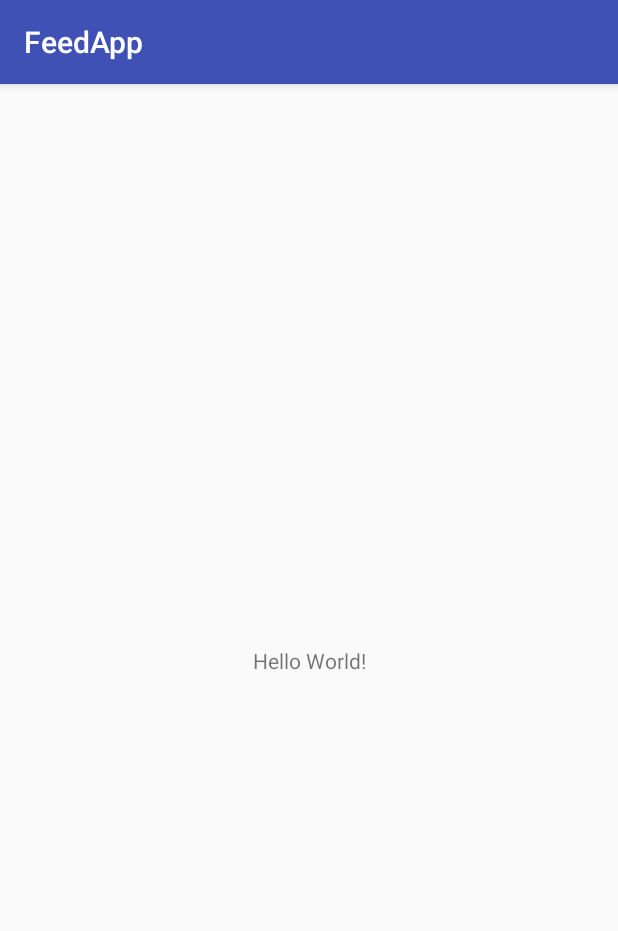
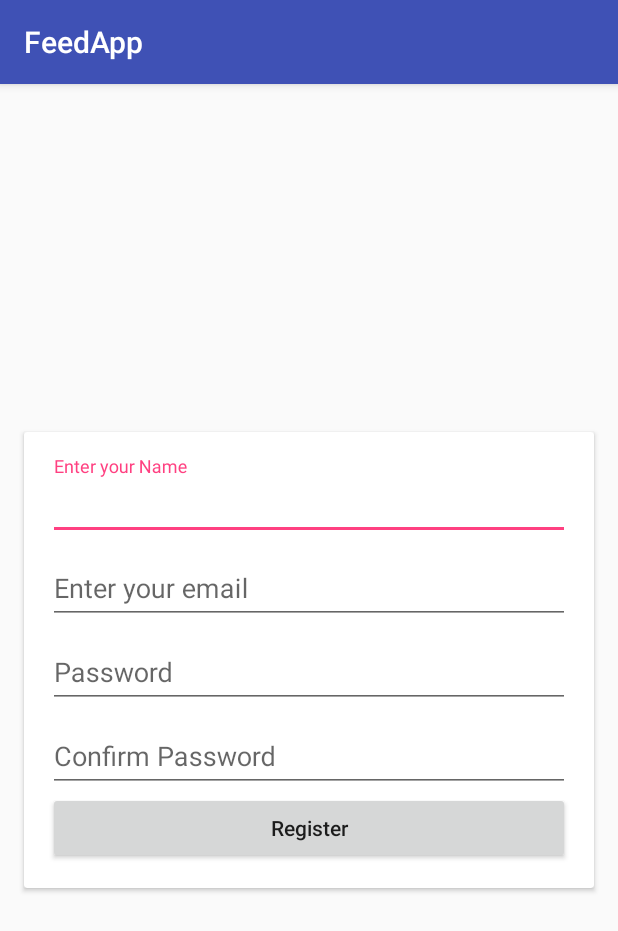
Before and after one commit to utsavstha/FeedApp, an Android app: the screen it shows after launch (SignUpActivity), on a phone screen of 412 x 824 dp. Shown: the top 931 px of the screen. Run offline under Robolectric (Android 15) with nearby library versions, the phone set to English and light mode, and no system bars.

Commit message:
Added layouts

```diff
--- a/app/src/main/res/layout/activity_sign_up.xml
+++ b/app/src/main/res/layout/activity_sign_up.xml
@@ -1,18 +1,88 @@
 <?xml version="1.0" encoding="utf-8"?>
-<android.support.constraint.ConstraintLayout xmlns:android="http://schemas.android.com/apk/res/android"
-    xmlns:app="http://schemas.android.com/apk/res-auto"
+<android.support.v7.widget.LinearLayoutCompat xmlns:android="http://schemas.android.com/apk/res/android"
     xmlns:tools="http://schemas.android.com/tools"
     android:layout_width="match_parent"
     android:layout_height="match_parent"
     tools:context="com.example.utsavstha.feedapp.screens.signUp.SignUpActivity">
 
-    <TextView
-        android:layout_width="wrap_content"
-        android:layout_height="wrap_content"
-        android:text="Hello World!"
-        app:layout_constraintBottom_toBottomOf="parent"
-        app:layout_constraintLeft_toLeftOf="parent"
-        app:layout_constraintRight_toRightOf="parent"
-        app:layout_constraintTop_toTopOf="parent" />
+    <android.support.v7.widget.CardView
+        android:layout_margin="@dimen/normal_margin"
+        android:layout_gravity="center"
+        android:padding="@dimen/normal_padding"
+        android:layout_width="match_parent"
+        android:layout_height="wrap_content">
+        <LinearLayout
+            android:gravity="center_vertical"
+            android:orientation="vertical"
+            android:layout_width="match_parent"
+            android:layout_height="match_parent"
+            android:padding="@dimen/normal_padding"
+            >
+            <android.support.design.widget.TextInputLayout
+                android:id="@+id/input_layout_name"
+                android:layout_width="match_parent"
+                android:layout_height="wrap_content">
 
-</android.support.constraint.ConstraintLayout>
+                <EditText
+                    android:id="@+id/tv_input_name"
+                    android:inputType="textCapWords"
+                    android:layout_width="match_parent"
+                    android:layout_height="wrap_content"
+                    android:hint="@string/hint_name" />
+            </android.support.design.widget.TextInputLayout>
+
+            <android.support.design.widget.TextInputLayout
+                android:id="@+id/input_layout_email"
+                android:layout_width="match_parent"
+                android:layout_height="wrap_content">
+
+                <EditText
+                    android:id="@+id/tv_input_email"
+                    android:inputType="textEmailAddress"
+                    android:layout_width="match_parent"
+                    android:layout_height="wrap_content"
+                    android:hint="@string/hint_email" />
+            </android.support.design.widget.TextInputLayout>
+
+            <android.support.design.widget.TextInputLayout
+                android:id="@+id/input_layout_password"
+                android:layout_width="match_parent"
+                android:layout_height="wrap_content">
+
+                <EditText
+                    android:id="@+id/tv_input_password"
+                    android:inputType="textPassword"
+                    android:layout_width="match_parent"
+                    android:layout_height="wrap_content"
+                    android:hint="@string/hint_password" />
+            </android.support.design.widget.TextInputLayout>
+
+            <android.support.design.widget.TextInputLayout
+                android:id="@+id/input_layout_confirm_password"
+                android:layout_width="match_parent"
+                android:layout_height="wrap_content">
+
+                <EditText
+                    android:id="@+id/tv_input_confirm_password"
+                    android:inputType="textPassword"
+                    android:layout_width="match_parent"
+                    android:layout_height="wrap_content"
+                    android:hint="@string/hint_confirm_password" />
+            </android.support.design.widget.TextInputLayout>
+
+            <android.support.v7.widget.AppCompatButton
+                android:id="@+id/btn_register"
+                android:textAllCaps="false"
+                android:text="@string/register"
+                android:layout_width="match_parent"
+                android:layout_height="wrap_content" />
+        </LinearLayout>
+
+
+
+
+
+
+    </android.support.v7.widget.CardView>
+
+</android.support.v7.widget.LinearLayoutCompat>
--- /dev/null
+++ b/app/src/main/res/values/dimens.xml
@@ -0,0 +1,5 @@
+<?xml version="1.0" encoding="utf-8"?>
+<resources>
+    <dimen name="normal_padding">16dp</dimen>
+    <dimen name="normal_margin">16dp</dimen>
+</resources>
--- a/app/src/main/res/values/strings.xml
+++ b/app/src/main/res/values/strings.xml
@@ -1,3 +1,10 @@
 <resources>
     <string name="app_name">FeedApp</string>
+    <string name="hint_name">Enter your Name</string>
+    <string name="hint_email">Enter your email</string>
+    <string name="hint_password">Password</string>
+    <string name="hint_confirm_password">Confirm Password</string>
+    <string name="register">Register</string>
+    <string name="login">Login</string>
+    <string name="dummy_text">Utsav Shrestha</string>
 </resources>
```
Also changed, not shown: app/src/main/res/layout/activity_feeds.xml (added, +12 -0 lines), app/src/main/res/layout/activity_sign_in.xml (added, +55 -0 lines), app/src/main/res/layout/adapter_feeds.xml (added, +43 -0 lines).
